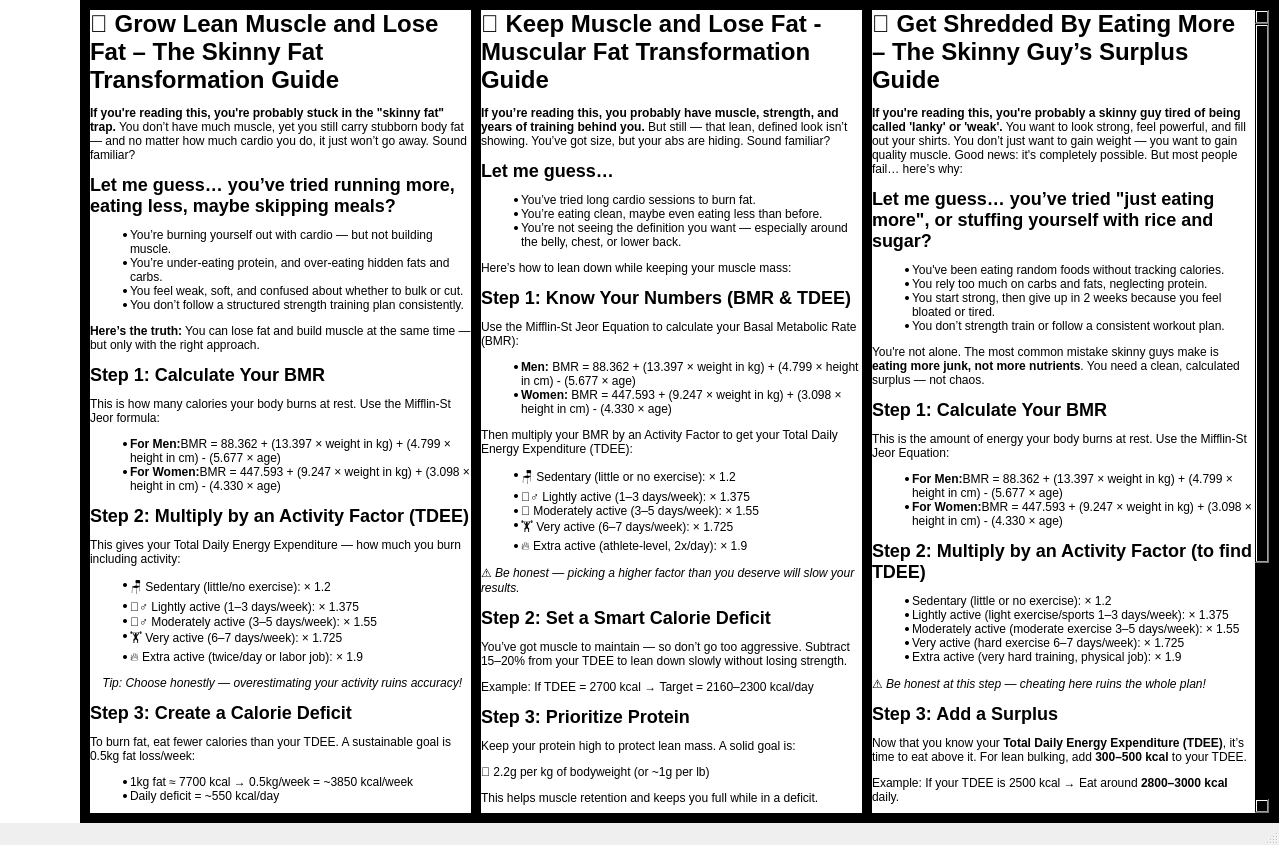
Old version of the form gui/Final_Project_PTI08_MainPage.ui in the repository PatrickTheNightOwl/Final-Project-PTI08.
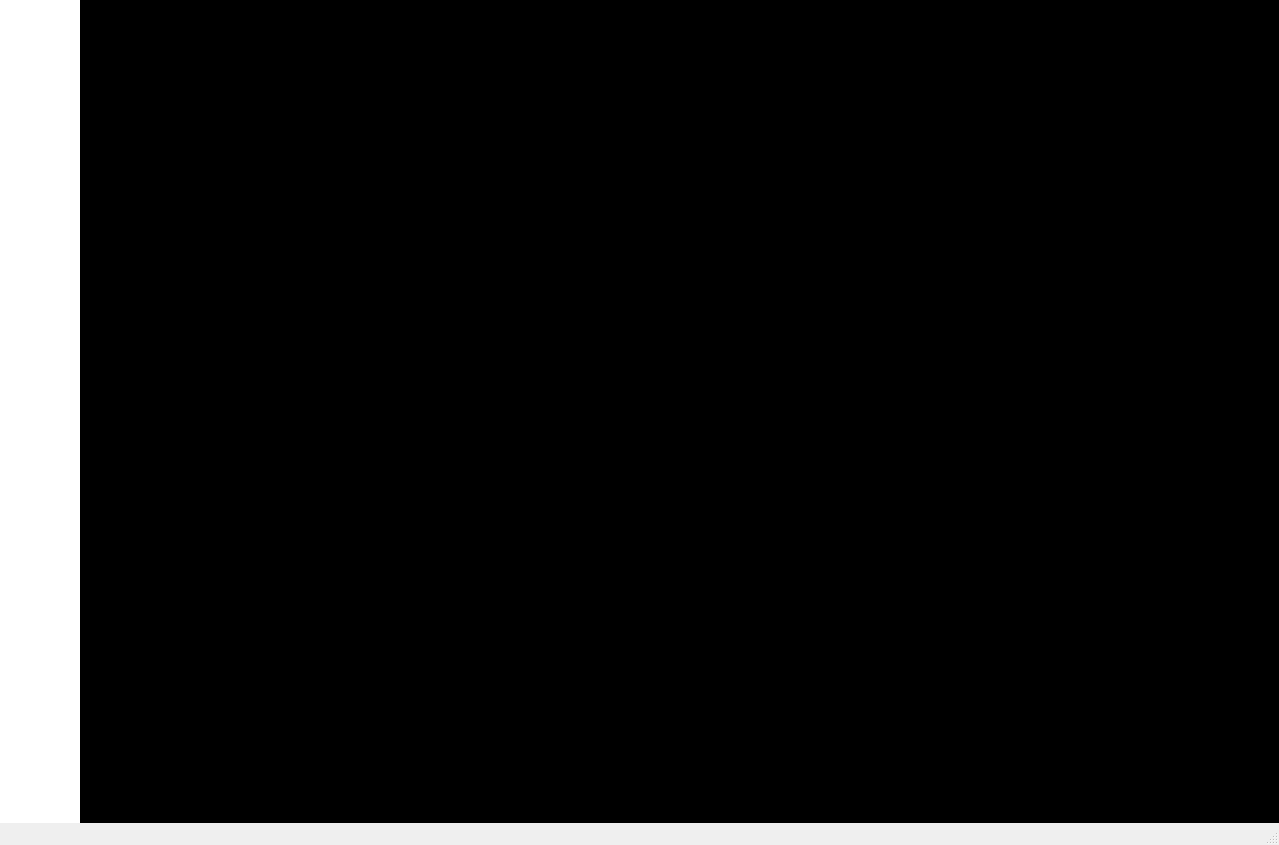
New version of the form. The open tabs and pages were chosen to show the change. Icons and pictures are not drawn.

Commit message: Fixed OTP method

```diff
--- a/gui/Final_Project_PTI08_MainPage.ui
+++ b/gui/Final_Project_PTI08_MainPage.ui
@@ -456,8 +456,8 @@
             <rect>
              <x>0</x>
              <y>0</y>
-             <width>1154</width>
-             <height>1391</height>
+             <width>1175</width>
+             <height>770</height>
             </rect>
            </property>
            <property name="styleSheet">
@@ -497,63 +497,6 @@
                <property name="bottomMargin">
                 <number>0</number>
                </property>
-               <item>
-                <widget class="QLabel" name="label">
-                 <property name="styleSheet">
-                  <string notr="true">background-color : white;</string>
-                 </property>
-                 <property name="text">
-                  <string>&lt;html&gt;&lt;head/&gt;&lt;body&gt;&lt;p&gt;&lt;span style=&quot; font-size:xx-large; font-weight:600;&quot;&gt;🔥 Grow Lean Muscle and Lose Fat – The Skinny Fat Transformation Guide&lt;/span&gt;&lt;/p&gt;&lt;p&gt;&lt;span style=&quot; font-weight:600;&quot;&gt;If you're reading this, you're probably stuck in the &amp;quot;skinny fat&amp;quot; trap.&lt;/span&gt; You don’t have much muscle, yet you still carry stubborn body fat — and no matter how much cardio you do, it just won’t go away. Sound familiar?&lt;/p&gt;&lt;p&gt;&lt;span style=&quot; font-size:x-large; font-weight:600;&quot;&gt;Let me guess… you’ve tried running more, eating less, maybe skipping meals?&lt;/span&gt;&lt;/p&gt;&lt;ul style=&quot;margin-top: 0px; margin-bottom: 0px; margin-left: 0px; margin-right: 0px; -qt-list-indent: 1;&quot;&gt;&lt;li style=&quot; margin-top:12px; margin-bottom:0px; margin-left:0px; margin-right:0px; -qt-block-indent:0; text-indent:0px;&quot;&gt;You’re burning yourself out with cardio — but not building muscle. &lt;/li&gt;&lt;li style=&quot; margin-top:0px; margin-bottom:0px; margin-left:0px; margin-right:0px; -qt-block-indent:0; text-indent:0px;&quot;&gt;You’re under-eating protein, and over-eating hidden fats and carbs.&lt;/li&gt;&lt;li style=&quot; margin-top:0px; margin-bottom:0px; margin-left:0px; margin-right:0px; -qt-block-indent:0; text-indent:0px;&quot;&gt;You feel weak, soft, and confused about whether to bulk or cut.&lt;/li&gt;&lt;li style=&quot; margin-top:0px; margin-bottom:12px; margin-left:0px; margin-right:0px; -qt-block-indent:0; text-indent:0px;&quot;&gt;You don’t follow a structured strength training plan consistently.&lt;/li&gt;&lt;/ul&gt;&lt;p&gt;&lt;span style=&quot; font-weight:600;&quot;&gt;Here’s the truth:&lt;/span&gt; You can lose fat and build muscle at the same time — but only with the right approach. &lt;/p&gt;&lt;p&gt;&lt;span style=&quot; font-size:x-large; font-weight:600;&quot;&gt;Step 1: Calculate Your BMR&lt;/span&gt;&lt;/p&gt;&lt;p&gt;This is how many calories your body burns at rest. Use the Mifflin-St Jeor formula:&lt;/p&gt;&lt;ul style=&quot;margin-top: 0px; margin-bottom: 0px; margin-left: 0px; margin-right: 0px; -qt-list-indent: 1;&quot;&gt;&lt;li style=&quot; margin-top:12px; margin-bottom:0px; margin-left:0px; margin-right:0px; -qt-block-indent:0; text-indent:0px;&quot;&gt;&lt;span style=&quot; font-weight:600;&quot;&gt;For Men:&lt;/span&gt;&lt;span style=&quot; font-family:'Courier New';&quot;&gt;BMR = 88.362 + (13.397 × weight in kg) + (4.799 × height in cm) - (5.677 × age)&lt;/span&gt;&lt;/li&gt;&lt;li style=&quot; margin-top:0px; margin-bottom:12px; margin-left:0px; margin-right:0px; -qt-block-indent:0; text-indent:0px;&quot;&gt;&lt;span style=&quot; font-weight:600;&quot;&gt;For Women:&lt;/span&gt;&lt;span style=&quot; font-family:'Courier New';&quot;&gt;BMR = 447.593 + (9.247 × weight in kg) + (3.098 × height in cm) - (4.330 × age)&lt;/span&gt;&lt;/li&gt;&lt;/ul&gt;&lt;p&gt;&lt;span style=&quot; font-size:x-large; font-weight:600;&quot;&gt;Step 2: Multiply by an Activity Factor (TDEE)&lt;/span&gt;&lt;/p&gt;&lt;p&gt;This gives your Total Daily Energy Expenditure — how much you burn including activity:&lt;/p&gt;&lt;ul style=&quot;margin-top: 0px; margin-bottom: 0px; margin-left: 0px; margin-right: 0px; -qt-list-indent: 1;&quot;&gt;&lt;li style=&quot; margin-top:0px; margin-bottom:0px; margin-left:0px; margin-right:0px; -qt-block-indent:0; text-indent:0px;&quot;&gt;🪑 Sedentary (little/no exercise): × 1.2&lt;/li&gt;&lt;li style=&quot; margin-top:0px; margin-bottom:0px; margin-left:0px; margin-right:0px; -qt-block-indent:0; text-indent:0px;&quot;&gt;🚶‍♂️ Lightly active (1–3 days/week): × 1.375&lt;/li&gt;&lt;li style=&quot; margin-top:0px; margin-bottom:0px; margin-left:0px; margin-right:0px; -qt-block-indent:0; text-indent:0px;&quot;&gt;🏃‍♂️ Moderately active (3–5 days/week): × 1.55&lt;/li&gt;&lt;li style=&quot; margin-top:0px; margin-bottom:0px; margin-left:0px; margin-right:0px; -qt-block-indent:0; text-indent:0px;&quot;&gt;🏋️ Very active (6–7 days/week): × 1.725&lt;/li&gt;&lt;li style=&quot; margin-top:0px; margin-bottom:12px; margin-left:0px; margin-right:0px; -qt-block-indent:0; text-indent:0px;&quot;&gt;🔥 Extra active (twice/day or labor job): × 1.9&lt;/li&gt;&lt;/ul&gt;&lt;p&gt;&lt;span style=&quot; font-style:italic;&quot;&gt;🎯 Tip: Choose honestly — overestimating your activity ruins accuracy!&lt;/span&gt;&lt;/p&gt;&lt;p&gt;&lt;span style=&quot; font-size:x-large; font-weight:600;&quot;&gt;Step 3: Create a Calorie Deficit&lt;/span&gt;&lt;/p&gt;&lt;p&gt;To burn fat, eat fewer calories than your TDEE. A sustainable goal is 0.5kg fat loss/week:&lt;/p&gt;&lt;ul style=&quot;margin-top: 0px; margin-bottom: 0px; margin-left: 0px; margin-right: 0px; -qt-list-indent: 1;&quot;&gt;&lt;li style=&quot; margin-top:0px; margin-bottom:0px; margin-left:0px; margin-right:0px; -qt-block-indent:0; text-indent:0px;&quot;&gt;1kg fat ≈ 7700 kcal → 0.5kg/week = ~3850 kcal/week&lt;/li&gt;&lt;li style=&quot; margin-top:0px; margin-bottom:12px; margin-left:0px; margin-right:0px; -qt-block-indent:0; text-indent:0px;&quot;&gt;Daily deficit = ~550 kcal/day&lt;/li&gt;&lt;/ul&gt;&lt;p&gt;Example: If TDEE = 2668 kcal → Eat around &lt;span style=&quot; font-weight:600;&quot;&gt;2118 kcal/day&lt;/span&gt;&lt;/p&gt;&lt;p&gt;&lt;span style=&quot; font-size:x-large; font-weight:600;&quot;&gt;Step 4: Train for Muscle – Not Just Burn Calories&lt;/span&gt;&lt;/p&gt;&lt;p&gt;&lt;span style=&quot; font-weight:600;&quot;&gt;Muscle is the solution&lt;/span&gt; — not endless cardio. Focus on:&lt;/p&gt;&lt;ul style=&quot;margin-top: 0px; margin-bottom: 0px; margin-left: 0px; margin-right: 0px; -qt-list-indent: 1;&quot;&gt;&lt;li style=&quot; margin-top:0px; margin-bottom:0px; margin-left:0px; margin-right:0px; -qt-block-indent:0; text-indent:0px;&quot;&gt;🏋️ Strength training 3–5x per week (compound lifts like squats, push-ups, rows, pull-ups)&lt;/li&gt;&lt;li style=&quot; margin-top:0px; margin-bottom:0px; margin-left:0px; margin-right:0px; -qt-block-indent:0; text-indent:0px;&quot;&gt;🍗 Eating high protein (2.0–2.2g per kg of bodyweight)&lt;/li&gt;&lt;li style=&quot; margin-top:0px; margin-bottom:0px; margin-left:0px; margin-right:0px; -qt-block-indent:0; text-indent:0px;&quot;&gt;😴 Sleeping 7–8 hours a night&lt;/li&gt;&lt;li style=&quot; margin-top:0px; margin-bottom:12px; margin-left:0px; margin-right:0px; -qt-block-indent:0; text-indent:0px;&quot;&gt;🚶 Daily walks for recovery and extra calorie burn &lt;/li&gt;&lt;/ul&gt;&lt;p&gt;&lt;span style=&quot; font-size:x-large; font-weight:600;&quot;&gt;Final Words: Build &amp;amp; Burn Simultaneously&lt;/span&gt;&lt;/p&gt;&lt;p&gt;This is a long game — no shortcuts. But once you dial in your deficit, protein, and lifting… your body will change faster than you expect. &lt;/p&gt;&lt;p&gt;&lt;span style=&quot; font-weight:600;&quot;&gt;Stay patient. Stay consistent. You’re not average — you’re on the grind. 💪&lt;/span&gt;&lt;/p&gt;&lt;/body&gt;&lt;/html&gt;</string>
-                 </property>
-                 <property name="textFormat">
-                  <enum>Qt::RichText</enum>
-                 </property>
-                 <property name="alignment">
-                  <set>Qt::AlignLeading|Qt::AlignLeft|Qt::AlignTop</set>
-                 </property>
-                 <property name="wordWrap">
-                  <bool>true</bool>
-                 </property>
-                </widget>
-               </item>
-               <item>
-                <widget class="QLabel" name="label_2">
-                 <property name="styleSheet">
-                  <string notr="true">background-color : white;</string>
-                 </property>
-                 <property name="text">
-                  <string>&lt;html&gt;&lt;head/&gt;&lt;body&gt;&lt;p&gt;&lt;span style=&quot; font-size:xx-large; font-weight:600;&quot;&gt;💪 Keep Muscle and Lose Fat - Muscular Fat Transformation Guide&lt;/span&gt;&lt;/p&gt;&lt;p&gt;&lt;span style=&quot; font-weight:600;&quot;&gt;If you’re reading this, you probably have muscle, strength, and years of training behind you.&lt;/span&gt; But still — that lean, defined look isn’t showing. You’ve got size, but your abs are hiding. Sound familiar? &lt;/p&gt;&lt;p&gt;&lt;span style=&quot; font-size:x-large; font-weight:600;&quot;&gt;Let me guess…&lt;/span&gt;&lt;/p&gt;&lt;ul style=&quot;margin-top: 0px; margin-bottom: 0px; margin-left: 0px; margin-right: 0px; -qt-list-indent: 1;&quot;&gt;&lt;li style=&quot; margin-top:0px; margin-bottom:0px; margin-left:0px; margin-right:0px; -qt-block-indent:0; text-indent:0px;&quot;&gt;You’ve tried long cardio sessions to burn fat. &lt;/li&gt;&lt;li style=&quot; margin-top:0px; margin-bottom:0px; margin-left:0px; margin-right:0px; -qt-block-indent:0; text-indent:0px;&quot;&gt;You’re eating clean, maybe even eating less than before. &lt;/li&gt;&lt;li style=&quot; margin-top:0px; margin-bottom:12px; margin-left:0px; margin-right:0px; -qt-block-indent:0; text-indent:0px;&quot;&gt;You’re not seeing the definition you want — especially around the belly, chest, or lower back. &lt;/li&gt;&lt;/ul&gt;&lt;p&gt;Here’s how to lean down while keeping your muscle mass: &lt;/p&gt;&lt;p&gt;&lt;span style=&quot; font-size:x-large; font-weight:600;&quot;&gt;Step 1: Know Your Numbers (BMR &amp;amp; TDEE)&lt;/span&gt;&lt;/p&gt;&lt;p&gt;Use the Mifflin-St Jeor Equation to calculate your Basal Metabolic Rate (BMR):&lt;/p&gt;&lt;ul style=&quot;margin-top: 0px; margin-bottom: 0px; margin-left: 0px; margin-right: 0px; -qt-list-indent: 1;&quot;&gt;&lt;li style=&quot; margin-top:12px; margin-bottom:0px; margin-left:0px; margin-right:0px; -qt-block-indent:0; text-indent:0px;&quot;&gt;&lt;span style=&quot; font-weight:600;&quot;&gt;Men:&lt;/span&gt;&lt;span style=&quot; font-family:'Courier New';&quot;&gt; BMR = 88.362 + (13.397 × weight in kg) + (4.799 × height in cm) - (5.677 × age)&lt;/span&gt;&lt;/li&gt;&lt;li style=&quot; margin-top:0px; margin-bottom:12px; margin-left:0px; margin-right:0px; -qt-block-indent:0; text-indent:0px;&quot;&gt;&lt;span style=&quot; font-weight:600;&quot;&gt;Women:&lt;/span&gt;&lt;span style=&quot; font-family:'Courier New';&quot;&gt; BMR = 447.593 + (9.247 × weight in kg) + (3.098 × height in cm) - (4.330 × age)&lt;/span&gt;&lt;/li&gt;&lt;/ul&gt;&lt;p&gt;Then multiply your BMR by an Activity Factor to get your Total Daily Energy Expenditure (TDEE):&lt;/p&gt;&lt;ul style=&quot;margin-top: 0px; margin-bottom: 0px; margin-left: 0px; margin-right: 0px; -qt-list-indent: 1;&quot;&gt;&lt;li style=&quot; margin-top:12px; margin-bottom:0px; margin-left:0px; margin-right:0px; -qt-block-indent:0; text-indent:0px;&quot;&gt;🪑 Sedentary (little or no exercise): × 1.2 &lt;/li&gt;&lt;li style=&quot; margin-top:0px; margin-bottom:0px; margin-left:0px; margin-right:0px; -qt-block-indent:0; text-indent:0px;&quot;&gt;🫶‍♂️ Lightly active (1–3 days/week): × 1.375 &lt;/li&gt;&lt;li style=&quot; margin-top:0px; margin-bottom:0px; margin-left:0px; margin-right:0px; -qt-block-indent:0; text-indent:0px;&quot;&gt;🏃 Moderately active (3–5 days/week): × 1.55 &lt;/li&gt;&lt;li style=&quot; margin-top:0px; margin-bottom:0px; margin-left:0px; margin-right:0px; -qt-block-indent:0; text-indent:0px;&quot;&gt;🏋️ Very active (6–7 days/week): × 1.725 &lt;/li&gt;&lt;li style=&quot; margin-top:0px; margin-bottom:12px; margin-left:0px; margin-right:0px; -qt-block-indent:0; text-indent:0px;&quot;&gt;🔥 Extra active (athlete-level, 2x/day): × 1.9&lt;/li&gt;&lt;/ul&gt;&lt;p&gt;&lt;span style=&quot; font-style:italic;&quot;&gt;⚠️ Be honest — picking a higher factor than you deserve will slow your results.&lt;/span&gt;&lt;/p&gt;&lt;p&gt;&lt;span style=&quot; font-size:x-large; font-weight:600;&quot;&gt;Step 2: Set a Smart Calorie Deficit&lt;/span&gt;&lt;/p&gt;&lt;p&gt;You’ve got muscle to maintain — so don’t go too aggressive. Subtract 15–20% from your TDEE to lean down slowly without losing strength.&lt;/p&gt;&lt;p&gt;Example: If TDEE = 2700 kcal → Target = 2160–2300 kcal/day &lt;/p&gt;&lt;p&gt;&lt;span style=&quot; font-size:x-large; font-weight:600;&quot;&gt;Step 3: Prioritize Protein&lt;/span&gt;&lt;/p&gt;&lt;p&gt;Keep your protein high to protect lean mass. A solid goal is:&lt;/p&gt;&lt;p&gt;📌 2.2g per kg of bodyweight (or ~1g per lb)&lt;/p&gt;&lt;p&gt;This helps muscle retention and keeps you full while in a deficit. &lt;/p&gt;&lt;p&gt;&lt;span style=&quot; font-size:x-large; font-weight:600;&quot;&gt;Step 4: Train Like You Mean It&lt;/span&gt;&lt;/p&gt;&lt;p&gt;Don’t ditch the weights! Keep lifting heavy 3–5x/week. Focus on compound lifts and progressive overload.&lt;/p&gt;&lt;ul style=&quot;margin-top: 0px; margin-bottom: 0px; margin-left: 0px; margin-right: 0px; -qt-list-indent: 1;&quot;&gt;&lt;li style=&quot; margin-top:12px; margin-bottom:0px; margin-left:0px; margin-right:0px; -qt-block-indent:0; text-indent:0px;&quot;&gt;🏋️ Focus on big lifts: Squat, bench, row, pull-up &lt;/li&gt;&lt;li style=&quot; margin-top:0px; margin-bottom:12px; margin-left:0px; margin-right:0px; -qt-block-indent:0; text-indent:0px;&quot;&gt;🚴️ Cardio? Optional — use it for heart health or added deficit, but never replace lifting. &lt;/li&gt;&lt;/ul&gt;&lt;p&gt;&lt;span style=&quot; font-size:x-large; font-weight:600;&quot;&gt;Final Summary&lt;/span&gt;&lt;/p&gt;&lt;ul style=&quot;margin-top: 0px; margin-bottom: 0px; margin-left: 0px; margin-right: 0px; -qt-list-indent: 1;&quot;&gt;&lt;li style=&quot; margin-top:12px; margin-bottom:0px; margin-left:0px; margin-right:0px; -qt-block-indent:0; text-indent:0px;&quot;&gt;📊 Calculate your BMR using the Mifflin-St Jeor formula &lt;/li&gt;&lt;li style=&quot; margin-top:0px; margin-bottom:0px; margin-left:0px; margin-right:0px; -qt-block-indent:0; text-indent:0px;&quot;&gt;🔥 Multiply by activity level for TDEE &lt;/li&gt;&lt;li style=&quot; margin-top:0px; margin-bottom:0px; margin-left:0px; margin-right:0px; -qt-block-indent:0; text-indent:0px;&quot;&gt;✂️ Subtract 15–20% of calories to lose fat slowly &lt;/li&gt;&lt;li style=&quot; margin-top:0px; margin-bottom:0px; margin-left:0px; margin-right:0px; -qt-block-indent:0; text-indent:0px;&quot;&gt;🍗 Keep protein ~2.2g/kg of bodyweight &lt;/li&gt;&lt;li style=&quot; margin-top:0px; margin-bottom:12px; margin-left:0px; margin-right:0px; -qt-block-indent:0; text-indent:0px;&quot;&gt;🏋️ Lift consistently — cardio is optional, not primary &lt;/li&gt;&lt;/ul&gt;&lt;p&gt;Train smart, stay consistent — and finally reveal the muscle you’ve worked hard for. 🔥 &lt;/p&gt;&lt;/body&gt;&lt;/html&gt;</string>
-                 </property>
-                 <property name="textFormat">
-                  <enum>Qt::RichText</enum>
-                 </property>
-                 <property name="alignment">
-                  <set>Qt::AlignLeading|Qt::AlignLeft|Qt::AlignTop</set>
-                 </property>
-                 <property name="wordWrap">
-                  <bool>true</bool>
-                 </property>
-                </widget>
-               </item>
-               <item>
-                <widget class="QLabel" name="label_3">
-                 <property name="styleSheet">
-                  <string notr="true">background-color : white;</string>
-                 </property>
-                 <property name="text">
-                  <string>&lt;html&gt;&lt;head/&gt;&lt;body&gt;&lt;p&gt;&lt;span style=&quot; font-size:xx-large; font-weight:600;&quot;&gt;🚀 Get Shredded By Eating More – The Skinny Guy’s Surplus Guide&lt;/span&gt;&lt;/p&gt;&lt;p&gt;&lt;span style=&quot; font-weight:600;&quot;&gt;If you're reading this, you're probably a skinny guy tired of being called 'lanky' or 'weak'.&lt;/span&gt; You want to look strong, feel powerful, and fill out your shirts. You don’t just want to gain weight — you want to gain quality muscle. Good news: it's completely possible. But most people fail… here’s why: &lt;/p&gt;&lt;p&gt;&lt;span style=&quot; font-size:x-large; font-weight:600;&quot;&gt;Let me guess… you’ve tried &amp;quot;just eating more&amp;quot;, or stuffing yourself with rice and sugar?&lt;/span&gt;&lt;/p&gt;&lt;ul style=&quot;margin-top: 0px; margin-bottom: 0px; margin-left: 0px; margin-right: 0px; -qt-list-indent: 1;&quot;&gt;&lt;li style=&quot; margin-top:12px; margin-bottom:0px; margin-left:0px; margin-right:0px; -qt-block-indent:0; text-indent:0px;&quot;&gt;You've been eating random foods without tracking calories. &lt;/li&gt;&lt;li style=&quot; margin-top:0px; margin-bottom:0px; margin-left:0px; margin-right:0px; -qt-block-indent:0; text-indent:0px;&quot;&gt;You rely too much on carbs and fats, neglecting protein. &lt;/li&gt;&lt;li style=&quot; margin-top:0px; margin-bottom:0px; margin-left:0px; margin-right:0px; -qt-block-indent:0; text-indent:0px;&quot;&gt;You start strong, then give up in 2 weeks because you feel bloated or tired. &lt;/li&gt;&lt;li style=&quot; margin-top:0px; margin-bottom:12px; margin-left:0px; margin-right:0px; -qt-block-indent:0; text-indent:0px;&quot;&gt;You don’t strength train or follow a consistent workout plan. &lt;/li&gt;&lt;/ul&gt;&lt;p&gt;You're not alone. The most common mistake skinny guys make is &lt;span style=&quot; font-weight:600;&quot;&gt;eating more junk, not more nutrients&lt;/span&gt;. You need a clean, calculated surplus — not chaos. &lt;/p&gt;&lt;p&gt;&lt;span style=&quot; font-size:x-large; font-weight:600;&quot;&gt;Step 1: Calculate Your BMR&lt;/span&gt;&lt;/p&gt;&lt;p&gt;This is the amount of energy your body burns at rest. Use the Mifflin-St Jeor Equation: &lt;/p&gt;&lt;ul style=&quot;margin-top: 0px; margin-bottom: 0px; margin-left: 0px; margin-right: 0px; -qt-list-indent: 1;&quot;&gt;&lt;li style=&quot; margin-top:12px; margin-bottom:0px; margin-left:0px; margin-right:0px; -qt-block-indent:0; text-indent:0px;&quot;&gt;&lt;span style=&quot; font-weight:600;&quot;&gt;For Men:&lt;/span&gt;&lt;span style=&quot; font-family:'Courier New';&quot;&gt;BMR = 88.362 + (13.397 × weight in kg) + (4.799 × height in cm) - (5.677 × age)&lt;/span&gt;&lt;/li&gt;&lt;li style=&quot; margin-top:0px; margin-bottom:12px; margin-left:0px; margin-right:0px; -qt-block-indent:0; text-indent:0px;&quot;&gt;&lt;span style=&quot; font-weight:600;&quot;&gt;For Women:&lt;/span&gt;&lt;span style=&quot; font-family:'Courier New';&quot;&gt;BMR = 447.593 + (9.247 × weight in kg) + (3.098 × height in cm) - (4.330 × age)&lt;/span&gt;&lt;/li&gt;&lt;/ul&gt;&lt;p&gt;&lt;span style=&quot; font-size:x-large; font-weight:600;&quot;&gt;Step 2: Multiply by an Activity Factor (to find TDEE)&lt;/span&gt;&lt;/p&gt;&lt;ul style=&quot;margin-top: 0px; margin-bottom: 0px; margin-left: 0px; margin-right: 0px; -qt-list-indent: 1;&quot;&gt;&lt;li style=&quot; margin-top:12px; margin-bottom:0px; margin-left:0px; margin-right:0px; -qt-block-indent:0; text-indent:0px;&quot;&gt;Sedentary (little or no exercise): × 1.2 &lt;/li&gt;&lt;li style=&quot; margin-top:0px; margin-bottom:0px; margin-left:0px; margin-right:0px; -qt-block-indent:0; text-indent:0px;&quot;&gt;Lightly active (light exercise/sports 1–3 days/week): × 1.375 &lt;/li&gt;&lt;li style=&quot; margin-top:0px; margin-bottom:0px; margin-left:0px; margin-right:0px; -qt-block-indent:0; text-indent:0px;&quot;&gt;Moderately active (moderate exercise 3–5 days/week): × 1.55 &lt;/li&gt;&lt;li style=&quot; margin-top:0px; margin-bottom:0px; margin-left:0px; margin-right:0px; -qt-block-indent:0; text-indent:0px;&quot;&gt;Very active (hard exercise 6–7 days/week): × 1.725 &lt;/li&gt;&lt;li style=&quot; margin-top:0px; margin-bottom:12px; margin-left:0px; margin-right:0px; -qt-block-indent:0; text-indent:0px;&quot;&gt;Extra active (very hard training, physical job): × 1.9&lt;/li&gt;&lt;/ul&gt;&lt;p&gt;&lt;span style=&quot; font-style:italic;&quot;&gt;⚠️ Be honest at this step — cheating here ruins the whole plan!&lt;/span&gt;&lt;/p&gt;&lt;p&gt;&lt;span style=&quot; font-size:x-large; font-weight:600;&quot;&gt;Step 3: Add a Surplus&lt;/span&gt;&lt;/p&gt;&lt;p&gt;Now that you know your &lt;span style=&quot; font-weight:600;&quot;&gt;Total Daily Energy Expenditure (TDEE)&lt;/span&gt;, it’s time to eat above it. For lean bulking, add &lt;span style=&quot; font-weight:600;&quot;&gt;300–500 kcal&lt;/span&gt; to your TDEE. &lt;/p&gt;&lt;p&gt;Example: If your TDEE is 2500 kcal → Eat around &lt;span style=&quot; font-weight:600;&quot;&gt;2800–3000 kcal&lt;/span&gt; daily. &lt;/p&gt;&lt;p&gt;&lt;span style=&quot; font-size:x-large; font-weight:600;&quot;&gt;Step 4: Follow the Right Macro Split&lt;/span&gt;&lt;/p&gt;&lt;p&gt;A good starting point for bulking:&lt;/p&gt;&lt;ul style=&quot;margin-top: 0px; margin-bottom: 0px; margin-left: 0px; margin-right: 0px; -qt-list-indent: 1;&quot;&gt;&lt;li style=&quot; margin-top:12px; margin-bottom:0px; margin-left:0px; margin-right:0px; -qt-block-indent:0; text-indent:0px;&quot;&gt;&lt;span style=&quot; font-weight:600;&quot;&gt;Protein:&lt;/span&gt; 2.0–2.2g per kg of bodyweight &lt;/li&gt;&lt;li style=&quot; margin-top:0px; margin-bottom:0px; margin-left:0px; margin-right:0px; -qt-block-indent:0; text-indent:0px;&quot;&gt;&lt;span style=&quot; font-weight:600;&quot;&gt;Fats:&lt;/span&gt; 0.8–1g per kg &lt;/li&gt;&lt;li style=&quot; margin-top:0px; margin-bottom:12px; margin-left:0px; margin-right:0px; -qt-block-indent:0; text-indent:0px;&quot;&gt;&lt;span style=&quot; font-weight:600;&quot;&gt;Fill the rest with carbs&lt;/span&gt;&lt;/li&gt;&lt;/ul&gt;&lt;p&gt;For example, if you're 60kg:&lt;/p&gt;&lt;ul style=&quot;margin-top: 0px; margin-bottom: 0px; margin-left: 0px; margin-right: 0px; -qt-list-indent: 1;&quot;&gt;&lt;li style=&quot; margin-top:12px; margin-bottom:0px; margin-left:0px; margin-right:0px; -qt-block-indent:0; text-indent:0px;&quot;&gt;Protein: 120–132g &lt;/li&gt;&lt;li style=&quot; margin-top:0px; margin-bottom:0px; margin-left:0px; margin-right:0px; -qt-block-indent:0; text-indent:0px;&quot;&gt;Fat: 48–60g &lt;/li&gt;&lt;li style=&quot; margin-top:0px; margin-bottom:12px; margin-left:0px; margin-right:0px; -qt-block-indent:0; text-indent:0px;&quot;&gt;Carbs: remaining calories (~60% of total) &lt;/li&gt;&lt;/ul&gt;&lt;p&gt;&lt;span style=&quot; font-size:x-large; font-weight:600;&quot;&gt;Final Thoughts&lt;/span&gt;&lt;/p&gt;&lt;p&gt;Gaining muscle is about consistency, not force-feeding. Track your calories, train hard (especially compound lifts), and sleep at least 7–8 hours. &lt;/p&gt;&lt;p&gt;📈 If you’re not gaining ~0.25–0.5kg per week, eat more. If you’re gaining too much fat, lower the surplus slightly. &lt;/p&gt;&lt;p&gt;&lt;span style=&quot; font-weight:600;&quot;&gt;Now go bulk like a beast. 💪&lt;/span&gt;&lt;/p&gt;&lt;/body&gt;&lt;/html&gt;</string>
-                 </property>
-                 <property name="textFormat">
-                  <enum>Qt::RichText</enum>
-                 </property>
-                 <property name="alignment">
-                  <set>Qt::AlignLeading|Qt::AlignLeft|Qt::AlignTop</set>
-                 </property>
-                 <property name="wordWrap">
-                  <bool>true</bool>
-                 </property>
-                </widget>
-               </item>
               </layout>
              </widget>
             </item>
```
Left out of the diff: 2 changed lines with no effect on the pictures. The commit also changes 1 other file.
